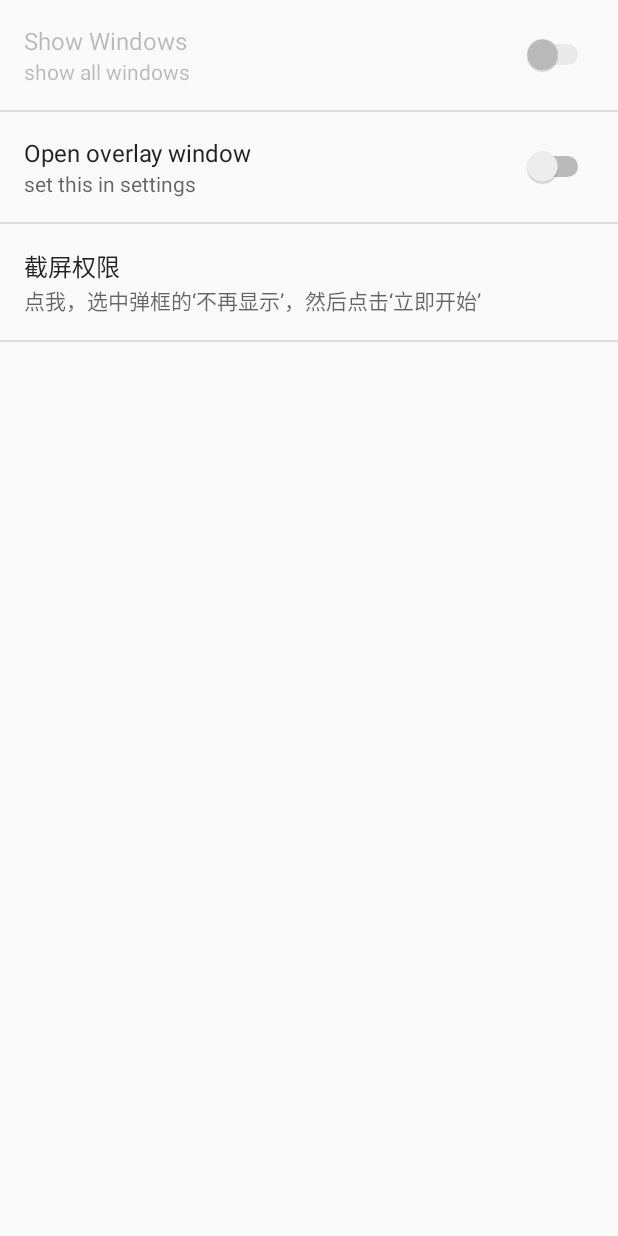
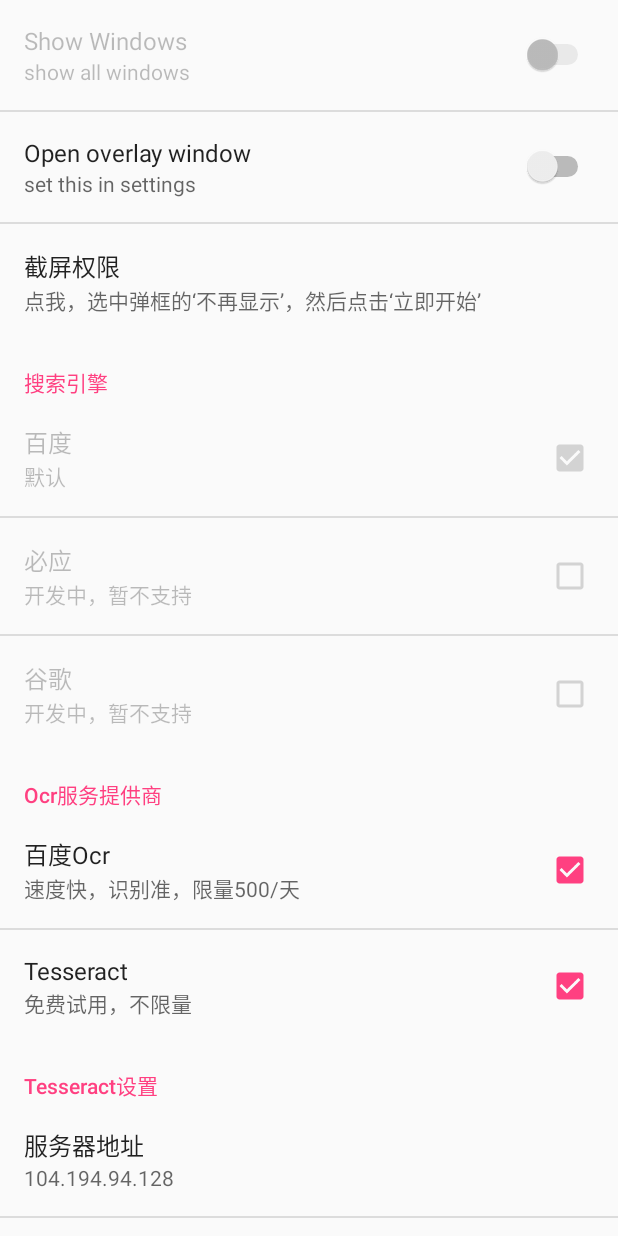
Before and after one commit to Bravest-Ptt/OCRCat, an Android app: the screen it shows after launch (MainActivity), on a phone screen of 412 x 824 dp. Run offline under Robolectric (Android 15) with nearby library versions, the light colour scheme and no system bars; 1 statement that could not run was skipped.

Commit message:
增加Tesseract和搜索引擎配置

```diff
--- a/app/build.gradle
+++ b/app/build.gradle
@@ -28,4 +28,5 @@ dependencies {
     compile 'com.android.support.constraint:constraint-layout:1.0.2'
     testCompile 'junit:junit:4.12'
     compile files('libs/ocr-sdk.jar')
+    compile 'com.google.code.gson:gson:2.8.2'
 }
--- a/app/src/main/java/bravest/ptt/ocrcat/MainActivity.java
+++ b/app/src/main/java/bravest/ptt/ocrcat/MainActivity.java
@@ -1,7 +1,10 @@
 package bravest.ptt.ocrcat;
 
 import android.Manifest;
+import android.app.Activity;
 import android.content.ComponentName;
+import android.content.Context;
+import android.content.DialogInterface;
 import android.content.Intent;
 import android.content.ServiceConnection;
 import android.content.SharedPreferences;
@@ -11,26 +14,27 @@ import android.media.projection.MediaProjectionManager;
 import android.net.Uri;
 import android.os.Build;
 import android.os.IBinder;
+import android.preference.CheckBoxPreference;
+import android.preference.EditTextPreference;
 import android.preference.Preference;
 import android.preference.PreferenceActivity;
 import android.preference.SwitchPreference;
-import android.provider.MediaStore;
 import android.provider.Settings;
 import android.support.annotation.NonNull;
 import android.os.Bundle;
 import android.support.annotation.RequiresApi;
+import android.support.v7.app.AlertDialog;
 import android.text.TextUtils;
 import android.util.Log;
+import android.widget.EditText;
 import android.widget.Toast;
 
-import bravest.ptt.ocrcat.network.UdpInterface;
-import bravest.ptt.ocrcat.receiver.ScreenshotObserver;
 import bravest.ptt.ocrcat.service.OcrCatService;
 import bravest.ptt.ocrcat.utils.PermissionUtils;
 import bravest.ptt.ocrcat.utils.ToastUtils;
 
 public class MainActivity extends PreferenceActivity
-        implements Preference.OnPreferenceClickListener {
+        implements Preference.OnPreferenceClickListener, Preference.OnPreferenceChangeListener {
 
     private static final String TAG = "MainActivity";
 
@@ -39,12 +43,22 @@ public class MainActivity extends PreferenceActivity
     private static final String KEY_OVERLAY_WINDOW = "switch_window_overlay";
     private static final String KEY_SHOW_WINDOWS = "switch_open";
     private static final String KEY_SCREEN_SHOT = "check_screen_shot";
+    private static final String KEY_OCR_TESSERACT = "ocr_tesseract";
+    private static final String KEY_OCR_TESSERACT_SETTINGS = "ocr_tesseract_settings";
+    private static final String KEY_OCR_TS_SERVER_IP = "ocr_tesseract_server_ip";
+    private static final String KEY_OCR_TS_SERVER_PORT = "ocr_tesseract_server_port";
+    private static final String KEY_OCR_TS_LOCAL_PORT = "ocr_tesseract_local_port";
 
     private SwitchPreference mOverlayWindowPreference;
     private SwitchPreference mShowWindowsPreference;
     private Preference mScreenShotPreference;
+    private CheckBoxPreference mTesseractPreferecnce;
+    private Preference mTesseractSettings;
+    private EditTextPreference mTsServerIp;
+    private EditTextPreference mTsServerPort;
+    private EditTextPreference mTsLocalPort;
 
-    private ScreenshotObserver mScreenshotObserver;
+    private Context mContext;
     private SharedPreferences mSp;
     private MediaProjectionManager mMpm;
     private OcrCatService mService;
@@ -69,6 +83,21 @@ public class MainActivity extends PreferenceActivity
         bindService();
         initVariables();
         initPreferences();
+
+        initScreenShotPermissionDialog();
+    }
+
+    private void initScreenShotPermissionDialog() {
+        AlertDialog.Builder builder = new AlertDialog.Builder(this);
+        builder.setTitle("截屏权限")
+                .setMessage("请求截屏权限中，请赋予我力量吧")
+                .setNegativeButton("不给", null)
+                .setPositiveButton("给", new DialogInterface.OnClickListener() {
+                    @Override
+                    public void onClick(DialogInterface dialog, int which) {
+                        PermissionUtils.requestCapturePermission((Activity) mContext, mMpm);
+                    }
+                }).show();
     }
 
     private void bindService() {
@@ -78,9 +107,9 @@ public class MainActivity extends PreferenceActivity
     }
 
     private void initVariables() {
-        mScreenshotObserver = new ScreenshotObserver(this, null);
+        mContext = this;
+        mSp = getPreferenceScreen().getSharedPreferences();
         mMpm = (MediaProjectionManager) this.getSystemService(MEDIA_PROJECTION_SERVICE);
-        PermissionUtils.requestCapturePermission(this, mMpm);
     }
 
     private void initPreferences() {
@@ -93,14 +122,40 @@ public class MainActivity extends PreferenceActivity
         mScreenShotPreference = findPreference(KEY_SCREEN_SHOT);
         mScreenShotPreference.setOnPreferenceClickListener(this);
 
-        mSp = getPreferenceScreen().getSharedPreferences();
+        mTesseractPreferecnce = (CheckBoxPreference) findPreference(KEY_OCR_TESSERACT);
+        mTesseractPreferecnce.setOnPreferenceClickListener(this);
+
+        mTesseractSettings = findPreference(KEY_OCR_TESSERACT_SETTINGS);
+        mTesseractSettings.setEnabled(mSp.getBoolean(KEY_OCR_TESSERACT, false));
+
+        mTsServerIp = (EditTextPreference) findPreference(KEY_OCR_TS_SERVER_IP);
+        mTsServerIp.setOnPreferenceChangeListener(this);
+
+        mTsServerPort = (EditTextPreference) findPreference(KEY_OCR_TS_SERVER_PORT);
+        mTsServerPort.setOnPreferenceChangeListener(this);
+
+        mTsLocalPort = (EditTextPreference) findPreference(KEY_OCR_TS_LOCAL_PORT);
+        mTsLocalPort.setOnPreferenceChangeListener(this);
+
+        if (TextUtils.equals(mSp.getString(KEY_OCR_TS_SERVER_IP, "--"), "--")) {
+            mTsServerIp.setText("104.194.94.128");
+        }
+        if (TextUtils.equals(mSp.getString(KEY_OCR_TS_SERVER_PORT, "--"), "--")) {
+            mTsServerPort.setText("50028");
+        }
+        if (TextUtils.equals(mSp.getString(KEY_OCR_TS_LOCAL_PORT, "--"), "--")) {
+            mTsLocalPort.setText("50028");
+        }
+
+        //init edit text p
+        mTsServerIp.setSummary(mSp.getString(KEY_OCR_TS_SERVER_IP, "--"));
+        mTsServerPort.setSummary(mSp.getString(KEY_OCR_TS_SERVER_PORT, "--"));
+        mTsLocalPort.setSummary(mSp.getString(KEY_OCR_TS_LOCAL_PORT, "--"));
     }
 
     @Override
     protected void onStart() {
         super.onStart();
-        Uri imageUri = MediaStore.Images.Media.EXTERNAL_CONTENT_URI;
-        this.getContentResolver().registerContentObserver(imageUri, false, mScreenshotObserver);
     }
 
     @RequiresApi(api = Build.VERSION_CODES.M)
@@ -175,7 +230,6 @@ public class MainActivity extends PreferenceActivity
     @Override
     protected void onStop() {
         super.onStop();
-        this.getContentResolver().unregisterContentObserver(mScreenshotObserver);
     }
 
     @Override
@@ -207,8 +261,24 @@ public class MainActivity extends PreferenceActivity
             return true;
         } else if (preference == mScreenShotPreference && Build.VERSION.SDK_INT >= 21) {
             PermissionUtils.requestCapturePermission(this, mMpm);
+        } else if (preference == mTesseractPreferecnce) {
+            mTesseractSettings.setEnabled(mSp.getBoolean(KEY_OCR_TESSERACT, false));
+            return true;
         }
         return false;
+    }
+
+    @Override
+    public boolean onPreferenceChange(Preference preference, Object newValue) {
+        if (preference == mTsServerIp) {
+            mTsServerIp.setSummary(newValue.toString());
+        } else if (preference == mTsServerPort) {
+            mTsServerPort.setSummary(newValue.toString());
+        } else if (preference == mTsLocalPort) {
+            mTsLocalPort.setSummary(newValue.toString());
+        }
+        // false 不能保存值
+        return true;
     }
 
     /**
--- a/app/src/main/java/bravest/ptt/ocrcat/ocr/IOcr.java
+++ b/app/src/main/java/bravest/ptt/ocrcat/ocr/IOcr.java
@@ -8,10 +8,10 @@ import java.io.File;
 
 public interface IOcr {
     void recognize(String imagePath);
-    void setResultListener(OcrResultListener listener);
+    void setOcrResultListener(OcrResultListener listener);
 
     public interface OcrResultListener {
-        void onResult(String result);
-        void onError(String error);
+        void onOcrResult(String result);
+        void onOcrError(String error);
     }
 }
--- a/app/src/main/java/bravest/ptt/ocrcat/ocr/OcrAbstract.java
+++ b/app/src/main/java/bravest/ptt/ocrcat/ocr/OcrAbstract.java
@@ -12,7 +12,7 @@ public abstract class OcrAbstract implements IOcr {
     protected OcrResultListener mOcrResultListener;
 
     @Override
-    public void setResultListener(OcrResultListener listener) {
+    public void setOcrResultListener(OcrResultListener listener) {
         mOcrResultListener = listener;
     }
 }
--- a/app/src/main/res/drawable/window_button.xml
+++ b/app/src/main/res/drawable/window_button.xml
@@ -1,7 +1,7 @@
 <?xml version="1.0" encoding="utf-8"?>
 <shape xmlns:android="http://schemas.android.com/apk/res/android"
-    android:shape="oval">
+    android:shape="rectangle">
     <solid android:color="@color/colorPrimary"/>
-    <size android:width="18dp"
-        android:height="18dp"/>
+    <size android:width="30dp"
+        android:height="30dp"/>
 </shape>
--- a/app/src/main/res/drawable/window_button_pressed.xml
+++ b/app/src/main/res/drawable/window_button_pressed.xml
@@ -1,7 +1,7 @@
 <?xml version="1.0" encoding="utf-8"?>
 <shape xmlns:android="http://schemas.android.com/apk/res/android"
-    android:shape="oval">
+    android:shape="rectangle">
     <solid android:color="@color/colorAccent"/>
-    <size android:width="18dp"
-        android:height="18dp"/>
+    <size android:width="30dp"
+        android:height="30dp"/>
 </shape>
--- a/app/src/main/res/xml/activity_main.xml
+++ b/app/src/main/res/xml/activity_main.xml
@@ -15,4 +15,62 @@
         android:key="check_screen_shot"
         android:summary="点我，选中弹框的‘不再显示’，然后点击‘立即开始’"
         android:title="截屏权限" />
+
+    <PreferenceCategory android:title="搜索引擎">
+        <CheckBoxPreference
+            android:key="search_baidu"
+            android:title="百度"
+            android:defaultValue="true"
+            android:enabled="false"
+            android:summary="默认"
+            />
+        <CheckBoxPreference
+            android:key="search_bing"
+            android:title="必应"
+            android:defaultValue="false"
+            android:enabled="false"
+            android:summary="开发中，暂不支持"
+            />
+        <CheckBoxPreference
+            android:key="search_google"
+            android:title="谷歌"
+            android:defaultValue="false"
+            android:enabled="false"
+            android:summary="开发中，暂不支持"
+            />
+    </PreferenceCategory>
+
+    <PreferenceCategory android:title="Ocr服务提供商">
+        <CheckBoxPreference
+            android:defaultValue="true"
+            android:key="ocr_baidu"
+            android:summary="速度快，识别准，限量500/天"
+            android:title="百度Ocr" />
+        <CheckBoxPreference
+            android:defaultValue="true"
+            android:key="ocr_tesseract"
+            android:summary="免费试用，不限量"
+            android:title="Tesseract" />
+    </PreferenceCategory>
+
+    <PreferenceCategory
+        android:key="ocr_tesseract_settings"
+        android:enabled="false"
+        android:title="Tesseract设置">
+        <EditTextPreference
+            android:key="ocr_tesseract_server_ip"
+            android:summary="104.194.94.128"
+            android:phoneNumber="true"
+            android:title="服务器地址" />
+        <EditTextPreference
+            android:key="ocr_tesseract_server_port"
+            android:phoneNumber="true"
+            android:summary="50028"
+            android:title="服务器端口" />
+        <EditTextPreference
+            android:key="ocr_tesseract_local_port"
+            android:phoneNumber="true"
+            android:summary="50028"
+            android:title="本地端口" />
+    </PreferenceCategory>
 </PreferenceScreen>
```
Also changed, not shown: app/src/main/java/bravest/ptt/ocrcat/ocr/baidu/BaiduOcr.java (+17 -12 lines), app/src/main/java/bravest/ptt/ocrcat/windows/OcrCatWindowManager.java (+66 -10 lines).
